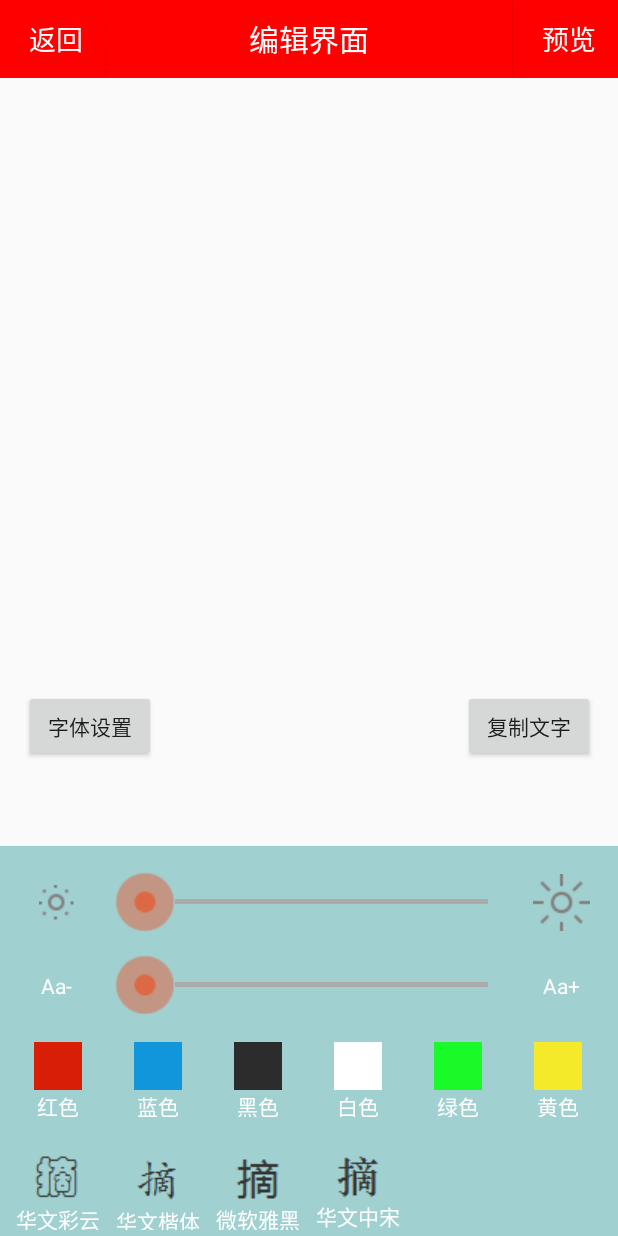
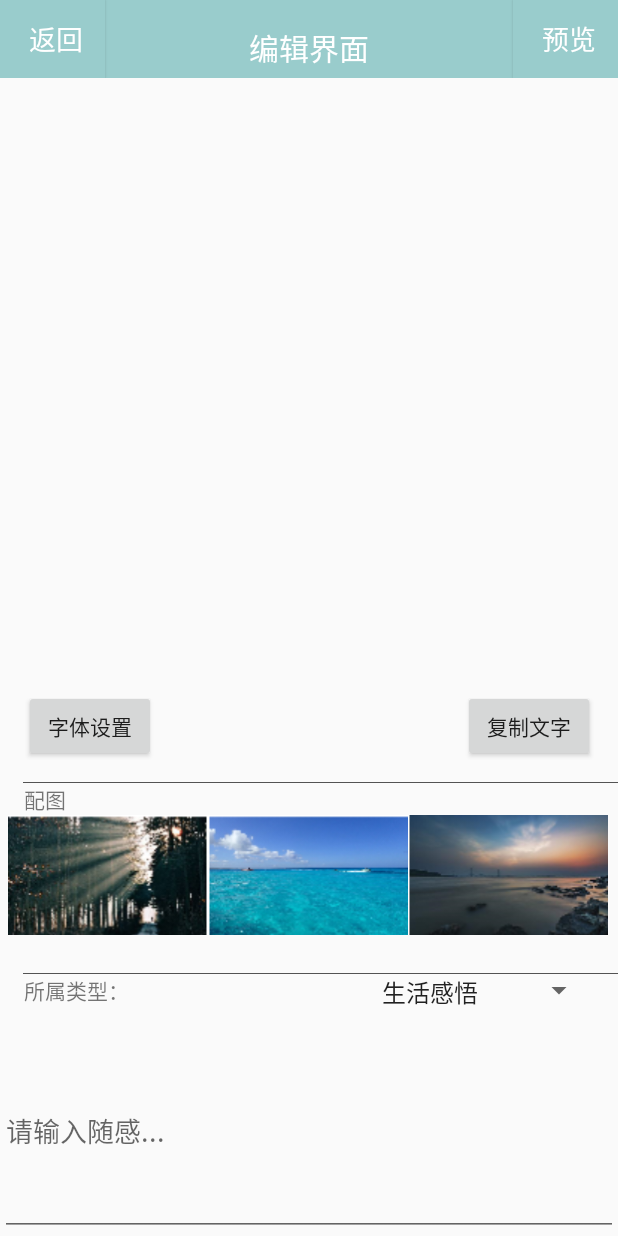
Before and after one commit to laizhiping/teamwork, an Android app: the screen it shows after launch (EditSetActivity), on a phone screen of 412 x 824 dp. Run offline under Robolectric (Android 15) with nearby library versions, the phone set to English and light mode, and no system bars.

Commit message:
配图的游览

```diff
--- a/MindPicking/app/src/main/java/com/example/acer/mindpicking/EditSetActivity.java
+++ b/MindPicking/app/src/main/java/com/example/acer/mindpicking/EditSetActivity.java
@@ -28,14 +28,18 @@ public class EditSetActivity extends Activity implements View.OnClickListener{
     private RelativeLayout editSet;
     private GridView fontcolorView;
     private GridView fontsetView;
+    private GridView backgroundView;
     private List<Map<String,Object>>fontcolorlist;
     private List<Map<String,Object>>fontsetlist;
+    private List<Map<String,Object>>backgroundlist;
     private int[]fontcolor={R.drawable.red,R.drawable.blue,R.drawable.black,R.drawable.white,R.drawable.green,R.drawable.yellow};
     private int[]fontset={R.drawable.font1,R.drawable.font2,R.drawable.font3,R.drawable.font4};
+    private int[]background={R.drawable.background1,R.drawable.background2,R.drawable.background3,R.drawable.background4};
     private String[]colorname={"红色","蓝色","黑色","白色","绿色","黄色"};
     private String[]fontname={"华文彩云","华文楷体","微软雅黑","华文中宋"};
     private SimpleAdapter fontcoloradapter;
     private SimpleAdapter fontadapter;
+    private SimpleAdapter backgroudeadapter;
 
     private TextView mTitleTextView;
     private Button mBackwardbButton;
@@ -52,6 +56,7 @@ public class EditSetActivity extends Activity implements View.OnClickListener{
         editSet = (RelativeLayout)findViewById(R.id.editSet);
         fontcolorView=(GridView)findViewById(R.id.fontTheme);
         fontsetView=(GridView)findViewById(R.id.gvTheme);
+        backgroundView=(GridView)findViewById(R.id.backgroundSet);
 
         button1.setOnClickListener(new View.OnClickListener() {
             @Override
@@ -71,6 +76,10 @@ public class EditSetActivity extends Activity implements View.OnClickListener{
         fontsetlist = new ArrayList<Map<String, Object>>();
         fontadapter= new SimpleAdapter(this,getfontData(),R.layout.fontcoloritem,new String[]{"image","text"},new int[]{R.id.fontimage,R.id.fonttext});
         fontsetView.setAdapter(fontadapter);
+
+        backgroundlist = new ArrayList<Map<String, Object>>();
+        backgroudeadapter = new SimpleAdapter(this,getbackgroundeData(),R.layout.setback_layout,new String[]{"image"},new int[]{R.id.fontimage});
+        backgroundView.setAdapter(backgroudeadapter);
     }
     private List<Map<String,Object>> getcolorData(){
         for(int i=0;i<fontcolor.length;i++) {
@@ -81,14 +90,23 @@ public class EditSetActivity extends Activity implements View.OnClickListener{
         }
         return fontcolorlist;
     }
+
     private List<Map<String,Object>> getfontData(){
         for(int i=0;i<fontset.length;i++) {
             Map<String, Object> map = new HashMap<String, Object>();
             map.put("image",fontset[i]);
-            map.put("text",fontname[i]);
             fontsetlist.add(map);
         }
         return fontsetlist;
+    }
+    private List<Map<String,Object>> getbackgroundeData(){
+        for(int i=0;i<background.length;i++) {
+            Map<String, Object> map = new HashMap<String, Object>();
+            map.put("image",background[i]);
+            map.put("text",fontname[i]);
+            backgroundlist.add(map);
+        }
+        return backgroundlist;
     }
 
     private void setupViews() {
--- a/MindPicking/app/src/main/res/layout/activity_edit.xml
+++ b/MindPicking/app/src/main/res/layout/activity_edit.xml
@@ -13,7 +13,7 @@
             android:id="@+id/layout_titlebar"
             android:layout_width="match_parent"
             android:layout_height="52dp"
-            android:background="#FF0000">
+            android:background="#99cccc">
 
             <TextView
                 android:id="@+id/text_title"
@@ -24,13 +24,16 @@
 
                 android:text="编辑界面"
                 android:textColor="#ffffffff"
-                android:textSize="20dp" />
+                android:textSize="20dp"
+                android:layout_alignParentTop="true"
+                android:layout_alignParentStart="true"
+                android:layout_marginTop="11dp" />
 
             <Button
                 android:id="@+id/button_backward"
                 android:layout_width="70dp"
                 android:layout_height="match_parent"
-                android:background="#FF0000"
+                android:background="#99cccc"
                 android:drawablePadding="6dp"
                 android:ellipsize="end"
                 android:gravity="center"
@@ -47,7 +50,7 @@
                 android:layout_width="70dp"
                 android:layout_height="match_parent"
                 android:layout_alignParentRight="true"
-                android:background="#FF0000"
+                android:background="#99cccc"
                 android:drawablePadding="6dp"
                 android:ellipsize="end"
                 android:gravity="center"
@@ -60,7 +63,34 @@
                 android:visibility="visible" />
 
         </RelativeLayout>
+        <View
+            android:layout_width="fill_parent"
+            android:layout_above="@+id/textView3"
+            android:layout_height="0.5dp"
+            android:layout_marginLeft="15dp"
+            android:layout_marginRight="0dp"
+            android:background="#aa000000"
+            android:id="@+id/view" />
 
+        <GridView
+            android:id="@+id/backgroundSet"
+            android:layout_width="match_parent"
+            android:layout_height="80dp"
+            android:layout_marginBottom="26dp"
+            android:layout_marginLeft="5dp"
+            android:layout_marginRight="5dp"
+            android:listSelector="@android:color/transparent"
+            android:numColumns="3"
+            android:scrollbars="none"
+            android:layout_above="@+id/textView"
+            android:layout_centerHorizontal="true" />
+        <View
+            android:layout_width="fill_parent"
+            android:layout_above="@+id/textView"
+            android:layout_height="0.5dp"
+            android:layout_marginLeft="15dp"
+            android:layout_marginRight="0dp"
+            android:background="#aa000000" />
         <Button
             android:id="@+id/bt1"
             android:layout_width="wrap_content"
@@ -111,6 +141,14 @@
             android:layout_alignRight="@+id/button"
             android:layout_alignTop="@+id/textView"
             android:entries="@array/spingarr" />
+
+        <TextView
+            android:id="@+id/textView3"
+            android:layout_width="wrap_content"
+            android:layout_height="wrap_content"
+            android:layout_alignStart="@+id/bt1"
+            android:layout_above="@+id/backgroundSet"
+            android:text="@string/background" />
     </RelativeLayout>
 
         <include
--- a/MindPicking/app/src/main/res/layout/layout_edit_set.xml
+++ b/MindPicking/app/src/main/res/layout/layout_edit_set.xml
@@ -8,6 +8,7 @@
     android:clickable="true"
     android:orientation="vertical"
     android:layout_gravity="bottom"
+    android:visibility="gone"
     >
 <LinearLayout
     android:layout_width="match_parent"
--- /dev/null
+++ b/MindPicking/app/src/main/res/layout/setback_layout.xml
@@ -0,0 +1,13 @@
+<?xml version="1.0" encoding="utf-8"?>
+<LinearLayout xmlns:android="http://schemas.android.com/apk/res/android"
+    android:layout_width="match_parent"
+    android:layout_height="match_parent"
+    android:gravity="center"
+    android:orientation="vertical"
+    android:background="@color/colorEditTheme">
+    <ImageView
+        android:layout_width="wrap_content"
+        android:layout_height="wrap_content"
+        android:src="@drawable/black"
+        android:id="@+id/fontimage"/>
+</LinearLayout>
--- a/MindPicking/app/src/main/res/values/strings.xml
+++ b/MindPicking/app/src/main/res/values/strings.xml
@@ -8,4 +8,5 @@
     <string name="character_recognition">文字识别</string>
     <string name="new_type">新建类型</string>
     <string name="redcolor">红色</string>
+    <string name="background">配图</string>
 </resources>
```
Also changed, not shown: MindPicking/app/src/main/res/drawable/background1.png (added), MindPicking/app/src/main/res/drawable/background2.png (added), MindPicking/app/src/main/res/drawable/background3.png (added), MindPicking/app/src/main/res/drawable/background4.png (added).
